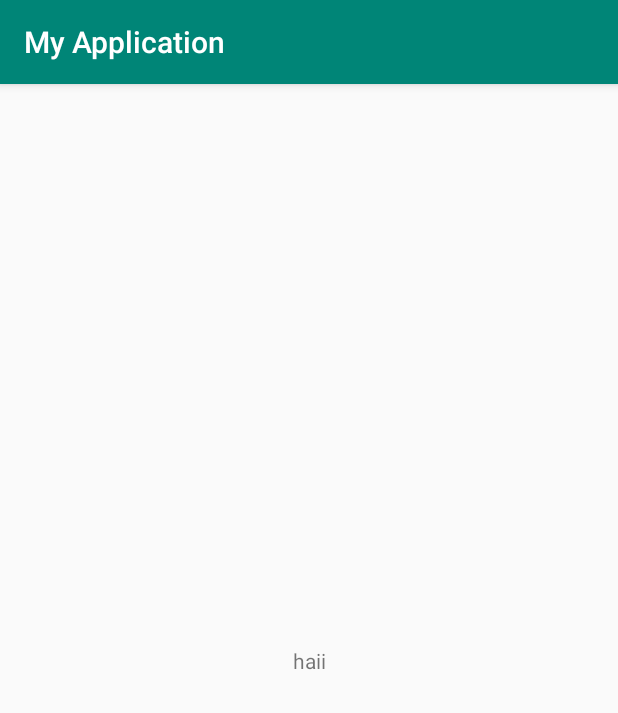
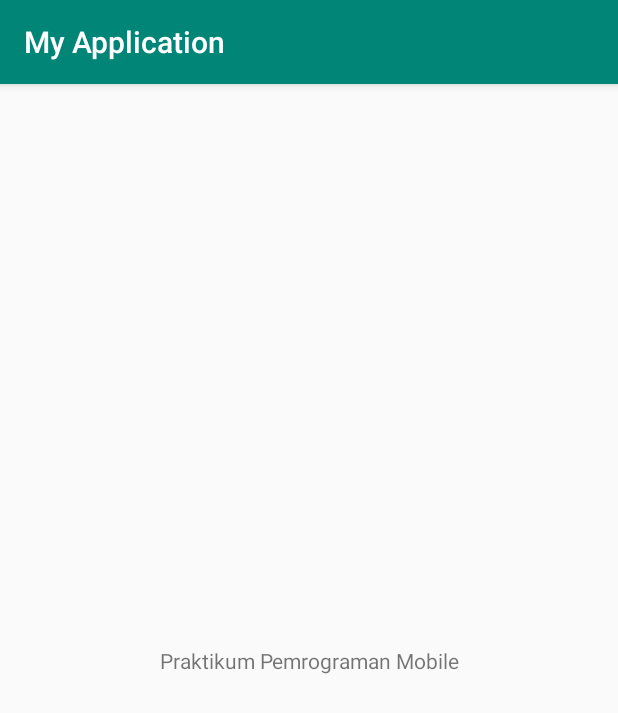
Before and after one commit to rifkimulyafajar/HelloWorld, an Android app: the screen it shows after launch (MainActivity), on a phone screen of 412 x 824 dp. Shown: the top 713 px of the screen. Run offline under Robolectric (Android 15) with nearby library versions, the phone set to English and light mode, and no system bars.

Commit message:
install commit

```diff
--- a/app/src/main/res/layout/activity_main.xml
+++ b/app/src/main/res/layout/activity_main.xml
@@ -9,7 +9,7 @@
     <TextView
         android:layout_width="wrap_content"
         android:layout_height="wrap_content"
-        android:text="haii"
+        android:text="Praktikum Pemrograman Mobile"
         app:layout_constraintBottom_toBottomOf="parent"
         app:layout_constraintLeft_toLeftOf="parent"
         app:layout_constraintRight_toRightOf="parent"
```
